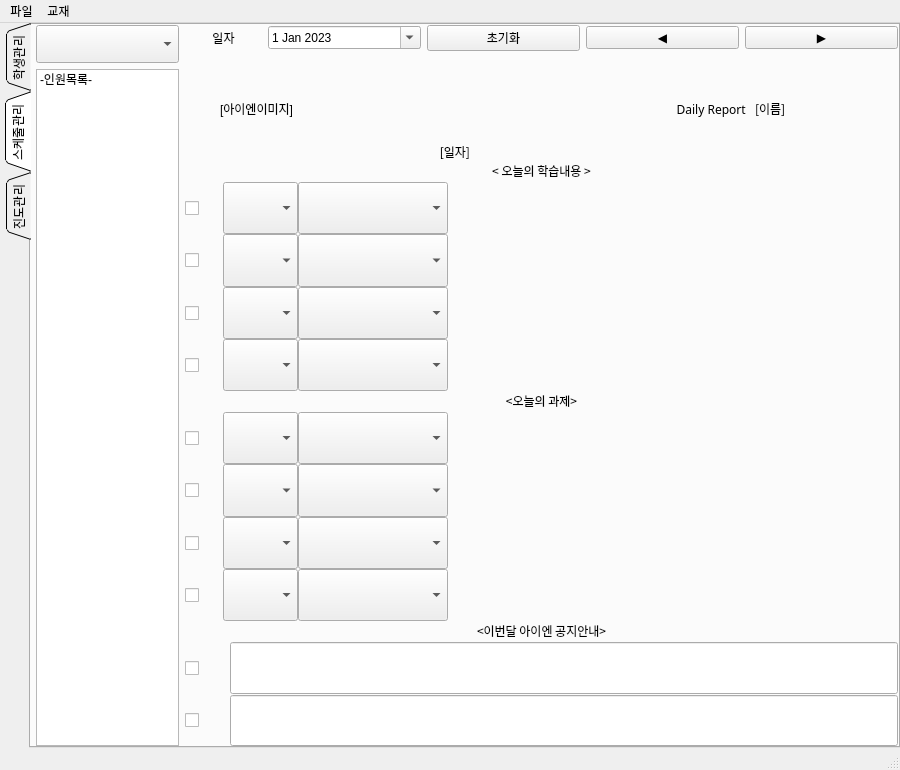
This is pyqt_ui/main.ui in jiseok7620/student-schedule-management as Qt 5 draws it before an edit. The edited form follows.
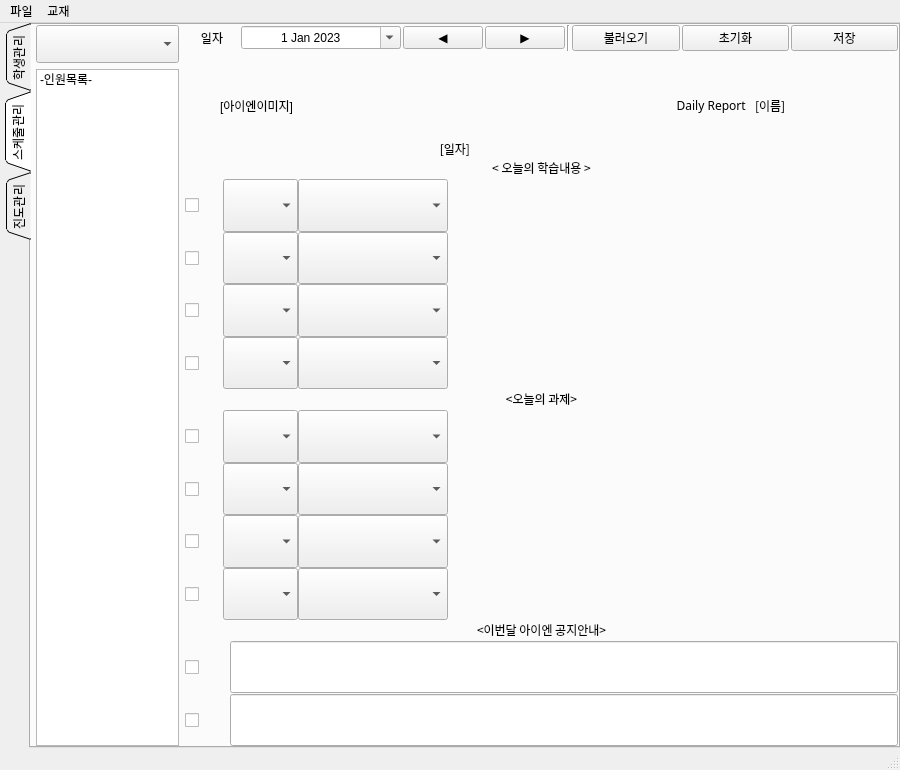
This is the edited form. The open tabs and pages were chosen to show the change.

```diff
--- a/pyqt_ui/main.ui
+++ b/pyqt_ui/main.ui
@@ -311,6 +311,9 @@
             </item>
             <item>
              <layout class="QVBoxLayout" name="verticalLayout_3" stretch="1,50">
+              <property name="spacing">
+               <number>2</number>
+              </property>
               <property name="leftMargin">
                <number>0</number>
               </property>
@@ -321,7 +324,7 @@
                <number>0</number>
               </property>
               <item>
-               <layout class="QHBoxLayout" name="horizontalLayout_4" stretch="1,2,2,2,2">
+               <layout class="QHBoxLayout" name="horizontalLayout_4" stretch="1,3,0,0,0,2,2,2">
                 <item>
                  <widget class="QLabel" name="label_4">
                   <property name="text">
@@ -334,6 +337,9 @@
                 </item>
                 <item>
                  <widget class="QDateEdit" name="dateEdit">
+                  <property name="alignment">
+                   <set>Qt::AlignCenter</set>
+                  </property>
                   <property name="dateTime">
                    <datetime>
                     <hour>0</hour>
@@ -352,13 +358,6 @@
                   </property>
                  </widget>
                 </item>
-                <item>
-                 <widget class="QPushButton" name="btnClear">
-                  <property name="text">
-                   <string>초기화</string>
-                  </property>
-                 </widget>
-                </item>
                 <item>
                  <widget class="QPushButton" name="btnLeft">
                   <property name="text">
@@ -373,6 +372,34 @@
                   </property>
                  </widget>
                 </item>
+                <item>
+                 <widget class="Line" name="line_4">
+                  <property name="orientation">
+                   <enum>Qt::Vertical</enum>
+                  </property>
+                 </widget>
+                </item>
+                <item>
+                 <widget class="QPushButton" name="btnYesterday">
+                  <property name="text">
+                   <string>불러오기</string>
+                  </property>
+                 </widget>
+                </item>
+                <item>
+                 <widget class="QPushButton" name="btnClear">
+                  <property name="text">
+                   <string>초기화</string>
+                  </property>
+                 </widget>
+                </item>
+                <item>
+                 <widget class="QPushButton" name="btnSaveSchedule">
+                  <property name="text">
+                   <string>저장</string>
+                  </property>
+                 </widget>
+                </item>
                </layout>
               </item>
               <item>
```
Left out of the diff: 18 changed lines with no effect on the pictures.
